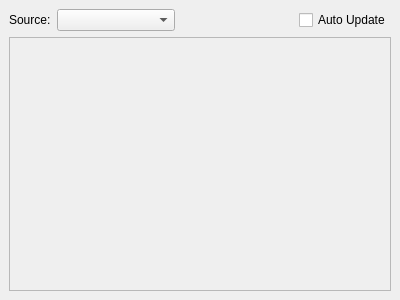
The window that src/gekko_qt/src/debugger/gfx_texture_preview.ui (shonumi/gekko-gc-emu) describes before a commit, drawn with Qt 5.
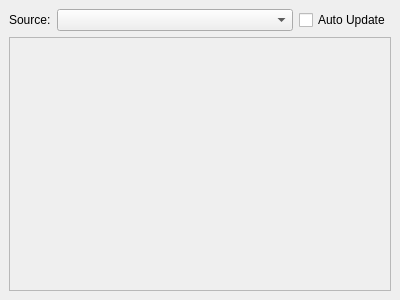
The same window after the commit.

Commit message: gekko-qt: Added texcache viewer (our first texture preview source!)

Patch:
```diff
--- a/src/gekko_qt/src/debugger/gfx_texture_preview.ui
+++ b/src/gekko_qt/src/debugger/gfx_texture_preview.ui
@@ -40,19 +40,6 @@
         </property>
        </widget>
       </item>
-      <item>
-       <spacer name="horizontalSpacer">
-        <property name="orientation">
-         <enum>Qt::Horizontal</enum>
-        </property>
-        <property name="sizeHint" stdset="0">
-         <size>
-          <width>40</width>
-          <height>20</height>
-         </size>
-        </property>
-       </spacer>
-      </item>
       <item>
        <widget class="QCheckBox" name="checkBox">
         <property name="text">
```
The commit also changes 6 other files.
